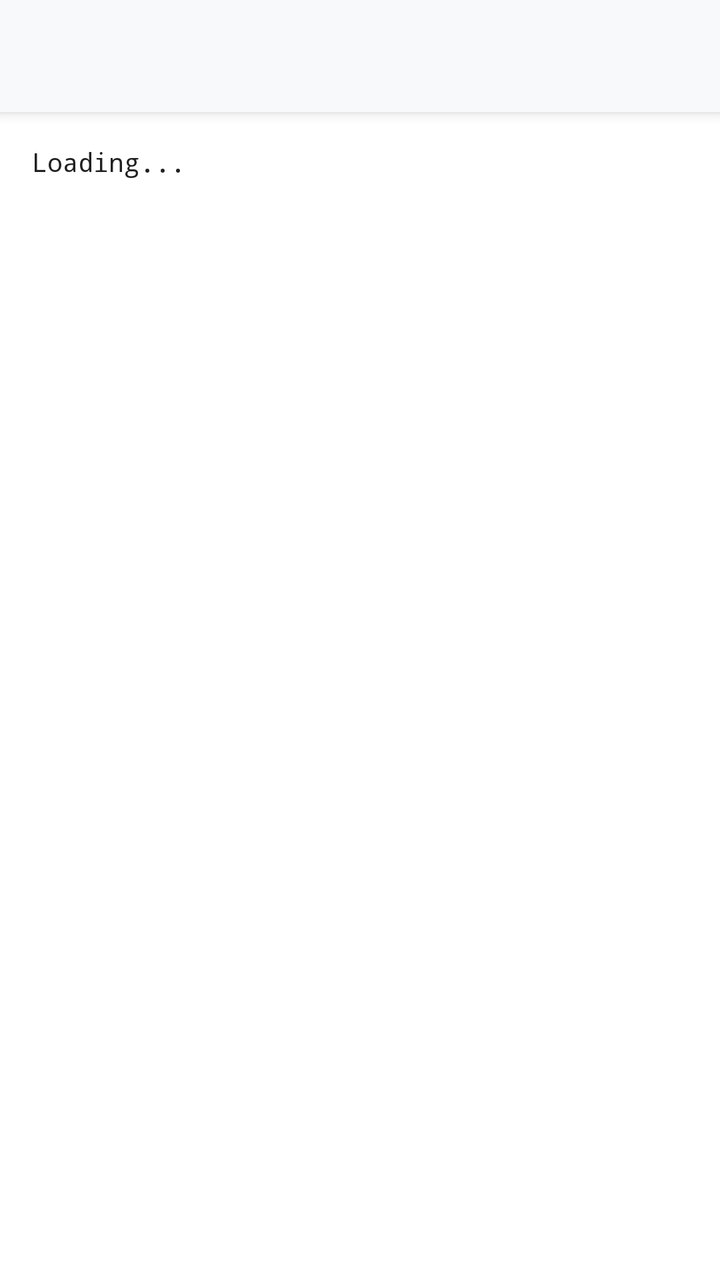
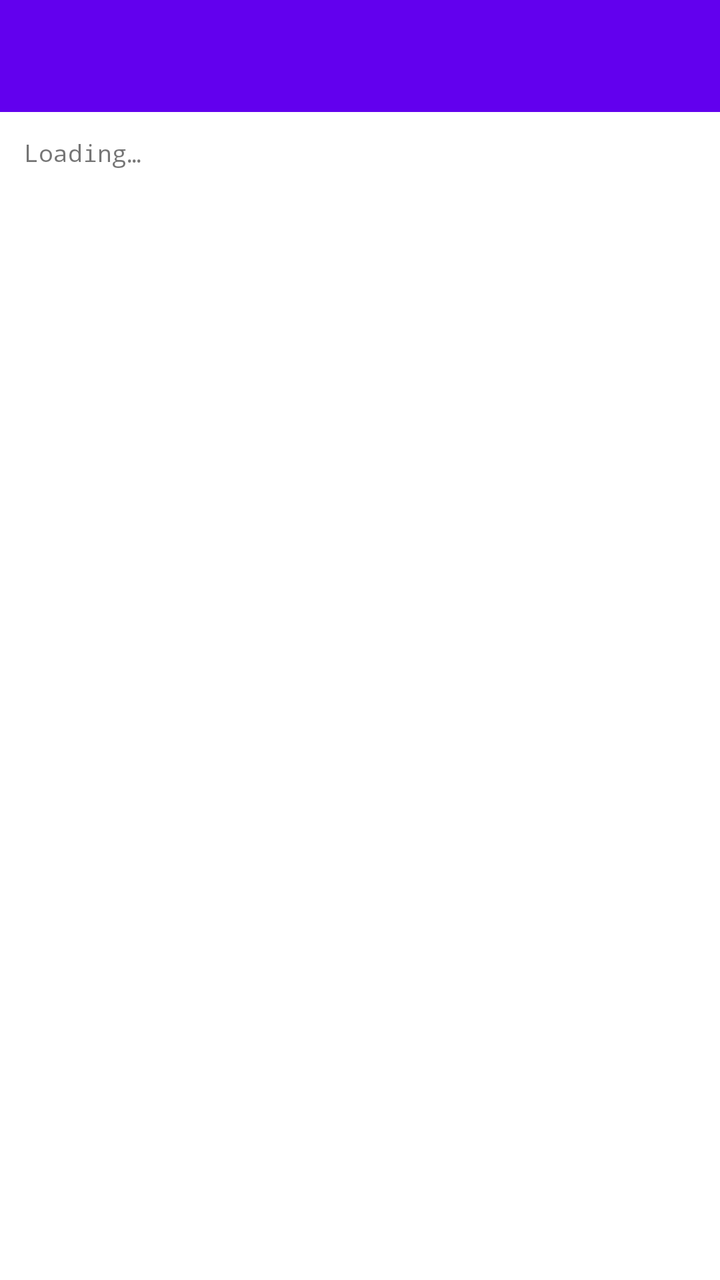

The first picture is an Android layout as it rendered before a commit; the second is the same layout after the commit. The layout source and the unified diff follow.
<!-- AndroidManifest.xml: activity theme Theme.AppCompat.Light.NoActionBar -->
<!-- res/layout/activity_xml_preview.xml -->
<?xml version="1.0" encoding="utf-8"?>
<LinearLayout xmlns:android="http://schemas.android.com/apk/res/android"
    android:layout_width="match_parent"
    android:layout_height="match_parent"
    android:orientation="vertical"
    android:background="#FFFFFF">

    <androidx.appcompat.widget.Toolbar
        android:id="@+id/toolbar"
        android:layout_width="match_parent"
        android:layout_height="?attr/actionBarSize"
        android:background="#F8F9FA"
        android:elevation="4dp"
        android:theme="@style/ThemeOverlay.AppCompat.ActionBar"
        android:title="AndroidManifest.xml"
        android:titleTextColor="#333333" />

    <ScrollView
        android:layout_width="match_parent"
        android:layout_height="match_parent"
        android:background="#FFFFFF">

        <HorizontalScrollView
            android:layout_width="match_parent"
            android:layout_height="wrap_content">

            <TextView
                android:id="@+id/codeTextView"
                android:layout_width="wrap_content"
                android:layout_height="wrap_content"
                android:fontFamily="monospace"
                android:padding="16dp"
                android:textSize="13sp"
                android:textColor="#212121"
                android:textIsSelectable="true"
                android:lineSpacingExtra="2dp"
                android:text="Loading..." />
        </HorizontalScrollView>
    </ScrollView>
</LinearLayout>
<!-- resources referenced by this layout -->
<resources>

</resources>

<!-- the commit's change to res/layout/activity_xml_preview.xml (unified diff, before → after) -->
@@ -1,40 +1,154 @@
 <?xml version="1.0" encoding="utf-8"?>
-<LinearLayout xmlns:android="http://schemas.android.com/apk/res/android"
+<LinearLayout
+    xmlns:android="http://schemas.android.com/apk/res/android"
+    xmlns:app="http://schemas.android.com/apk/res-auto"
     android:layout_width="match_parent"
     android:layout_height="match_parent"
     android:orientation="vertical"
+    android:fitsSystemWindows="true"
     android:background="#FFFFFF">
 
-    <androidx.appcompat.widget.Toolbar
-        android:id="@+id/toolbar"
+    
+    <com.google.android.material.appbar.AppBarLayout
+        android:id="@+id/appBarLayout"
         android:layout_width="match_parent"
-        android:layout_height="?attr/actionBarSize"
+        android:layout_height="wrap_content"
+        android:fitsSystemWindows="true"
+        android:theme="@style/ThemeOverlay.AppCompat.Dark.ActionBar">
+
+        <androidx.appcompat.widget.Toolbar
+            android:id="@+id/toolbar"
+            android:layout_width="match_parent"
+            android:layout_height="?attr/actionBarSize"
+            android:background="#6200EE"
+            app:titleTextColor="@android:color/white"
+            android:theme="@style/ThemeOverlay.AMEditor.Toolbar"
+            app:popupTheme="@style/AMEditor.OverflowMenu" />
+
+    </com.google.android.material.appbar.AppBarLayout>
+
+    
+    <LinearLayout
+        android:id="@+id/searchBar"
+        android:layout_width="match_parent"
+        android:layout_height="wrap_content"
         android:background="#F8F9FA"
-        android:elevation="4dp"
-        android:theme="@style/ThemeOverlay.AppCompat.ActionBar"
-        android:title="AndroidManifest.xml"
-        android:titleTextColor="#333333" />
+        android:orientation="horizontal"
+        android:paddingHorizontal="8dp"
+        android:paddingVertical="6dp"
+        android:gravity="center_vertical"
+        android:elevation="2dp"
+        android:visibility="gone">
 
-    <ScrollView
+        <androidx.appcompat.widget.AppCompatEditText
+            android:id="@+id/etSearch"
+            android:layout_width="0dp"
+            android:layout_height="36dp"
+            android:layout_weight="1"
+            android:background="@drawable/search_field_bg"
+            android:fontFamily="monospace"
+            android:hint="Search in XML…"
+            android:imeOptions="actionSearch"
+            android:inputType="text"
+            android:maxLines="1"
+            android:paddingHorizontal="10dp"
+            android:textSize="12sp" />
+
+        
+        <TextView
+            android:id="@+id/tvSearchCount"
+            android:layout_width="wrap_content"
+            android:layout_height="wrap_content"
+            android:layout_marginHorizontal="6dp"
+            android:text=""
+            android:textSize="12sp"
+            android:textColor="#888888"
+            android:minWidth="42dp"
+            android:gravity="center" />
+
+        <ImageButton
+            android:id="@+id/btnSearchPrev"
+            android:layout_width="32dp"
+            android:layout_height="32dp"
+            android:background="?attr/selectableItemBackgroundBorderless"
+            android:src="@drawable/ic_arrow_up"
+            android:contentDescription="Previous result" />
+
+        <ImageButton
+            android:id="@+id/btnSearchNext"
+            android:layout_width="32dp"
+            android:layout_height="32dp"
+            android:background="?attr/selectableItemBackgroundBorderless"
+            android:src="@drawable/ic_arrow_down"
+            android:contentDescription="Next result" />
+
+        <ImageButton
+            android:id="@+id/btnSearchClose"
+            android:layout_width="32dp"
+            android:layout_height="32dp"
+            android:layout_marginStart="2dp"
+            android:background="?attr/selectableItemBackgroundBorderless"
+            android:src="@drawable/ic_close"
+            android:contentDescription="Close search" />
+
+    </LinearLayout>
+
+    
+    <View
+        android:id="@+id/searchDivider"
         android:layout_width="match_parent"
-        android:layout_height="match_parent"
-        android:background="#FFFFFF">
+        android:layout_height="1dp"
+        android:background="#E0E0E0"
+        android:visibility="gone" />
 
-        <HorizontalScrollView
+    
+    <FrameLayout
+        android:layout_width="match_parent"
+        android:layout_height="0dp"
+        android:layout_weight="1">
+
+        <androidx.core.widget.NestedScrollView
+            android:id="@+id/xmlScrollView"
             android:layout_width="match_parent"
-            android:layout_height="wrap_content">
+            android:layout_height="match_parent"
+            android:fillViewport="true"
+            android:scrollbars="none"
+            android:background="#FFFFFF">
 
-            <TextView
-                android:id="@+id/codeTextView"
-                android:layout_width="wrap_content"
+            <HorizontalScrollView
+                android:id="@+id/xmlHorizontalScroll"
+                android:layout_width="match_parent"
                 android:layout_height="wrap_content"
-                android:fontFamily="monospace"
-                android:padding="16dp"
-                android:textSize="13sp"
-                android:textColor="#212121"
-                android:textIsSelectable="true"
-                android:lineSpacingExtra="2dp"
-                android:text="Loading..." />
-        </HorizontalScrollView>
-    </ScrollView>
+                android:fillViewport="true"
+                android:scrollbars="none">
+
+                <TextView
+                    android:id="@+id/codeTextView"
+                    android:layout_width="wrap_content"
+                    android:layout_height="wrap_content"
+                    android:fontFamily="monospace"
+                    android:lineSpacingMultiplier="1.4"
+                    android:padding="12dp"
+                    android:scrollHorizontally="true"
+                    android:textIsSelectable="true"
+                    android:textSize="12sp"
+                    android:text="Loading…" />
+
+            </HorizontalScrollView>
+
+        </androidx.core.widget.NestedScrollView>
+
+        
+        <View
+            android:id="@+id/scrollbarThumb"
+            android:layout_width="10dp"
+            android:layout_height="56dp"
+            android:layout_gravity="end|top"
+            android:layout_marginEnd="3dp"
+            android:layout_marginTop="4dp"
+            android:background="@drawable/scrollbar_thumb"
+            android:visibility="invisible" />
+
+    </FrameLayout>
+
 </LinearLayout>
<!-- resource entries referenced after the edit -->
@@ -1,5 +1,62 @@
 <!-- resources referenced by this layout -->
 <resources>
-
+  <!-- drawable ic_arrow_down (drawable) -->
+  <vector xmlns:android="http://schemas.android.com/apk/res/android"
+      android:width="24dp"
+      android:height="24dp"
+      android:viewportWidth="24"
+      android:viewportHeight="24"
+      android:tint="?attr/colorControlNormal">
+    <path
+        android:fillColor="@android:color/white"
+        android:pathData="M7.41,8.59L12,13.17l4.59,-4.58L18,10l-6,6l-6,-6z"/>
+  </vector>
+  <!-- drawable ic_arrow_up (drawable) -->
+  <vector xmlns:android="http://schemas.android.com/apk/res/android"
+      android:width="24dp"
+      android:height="24dp"
+      android:viewportWidth="24"
+      android:viewportHeight="24"
+      android:tint="?attr/colorControlNormal">
+    <path
+        android:fillColor="@android:color/white"
+        android:pathData="M7.41,15.41L12,10.83l4.59,4.58L18,14l-6,-6l-6,6z"/>
+  </vector>
+  <!-- drawable ic_close (drawable) -->
+  <vector xmlns:android="http://schemas.android.com/apk/res/android"
+      android:width="24dp"
+      android:height="24dp"
+      android:viewportWidth="24"
+      android:viewportHeight="24"
+      android:tint="?attr/colorControlNormal">
+    <path
+        android:fillColor="@android:color/white"
+        android:pathData="M19,6.41L17.59,5 12,10.59 6.41,5 5,6.41 10.59,12 5,17.59 6.41,19 12,13.41 17.59,19 19,17.59 13.41,12z"/>
+  </vector>
+  <!-- drawable scrollbar_thumb (drawable) -->
+  <?xml version="1.0" encoding="utf-8"?>
+  <shape xmlns:android="http://schemas.android.com/apk/res/android"
+      android:shape="rectangle">
+      <solid android:color="#66AAAAAA" />
+      <corners android:radius="6dp" />
+  </shape>
+  <!-- drawable search_field_bg (drawable) -->
+  <?xml version="1.0" encoding="utf-8"?>
+  <shape xmlns:android="http://schemas.android.com/apk/res/android"
+      android:shape="rectangle">
+      <solid android:color="#12000000" />
+      <corners android:radius="8dp" />
+  </shape>
+  <style name="AMEditor.OverflowMenu" parent="Widget.AppCompat.Light.PopupMenu.Overflow">
+          <item name="android:popupBackground">@android:color/white</item>
+          <item name="android:textColor">@color/black</item>
+      </style>
+  <style name="ThemeOverlay.AMEditor.Toolbar" parent="ThemeOverlay.AppCompat.ActionBar">
+          <item name="colorControlNormal">@color/white</item>
+          <item name="android:textColorPrimary">@color/white</item>
+          <item name="actionOverflowMenuStyle">@style/AMEditor.OverflowMenu</item>
+      </style>
+  <color name="black">#000000</color>
+  <color name="white">#FFFFFF</color>
 </resources>
 
